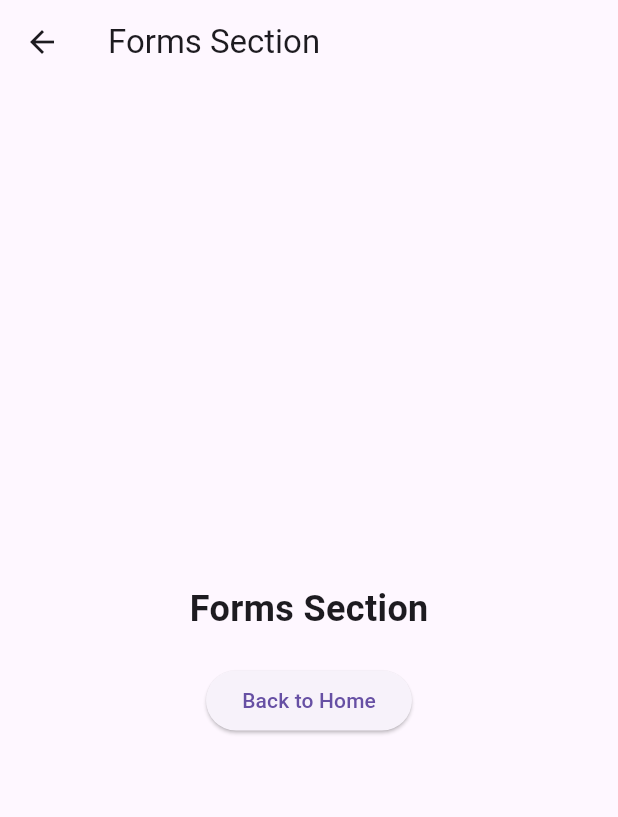
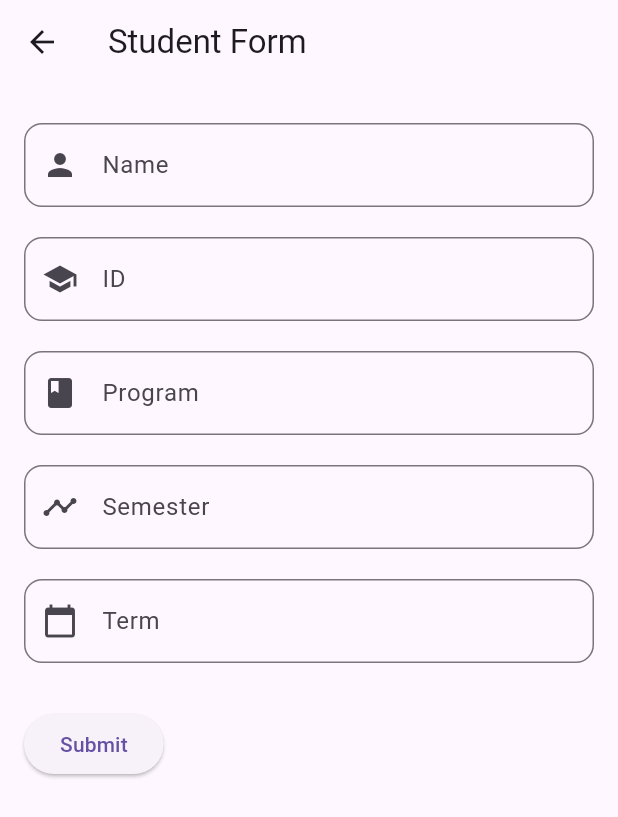
Before and after one commit to Jess4lxy/Jessie_Cookbook, a Flutter app: the screen it shows after launch, after a tap on "Forms", on a phone screen of 412 x 824 dp. Shown: the top 817 px of the screen. Run offline on Flutter 3.47's test engine with Material 3 defaults, Android fonts, the phone set to English and light mode, and no system bars; our stand-ins replace transparent_image; network calls fail.

Commit message:
forms completado + animaciones del gato pendejo

```diff
--- a/src/lib/main.dart
+++ b/src/lib/main.dart
@@ -19,8 +19,9 @@ class MyApp extends StatelessWidget {
         '/design': (context) => const DesignScreen(),
         '/images': (context) => const ImagesScreen(),
         '/list': (context) => const ListScreen(),
-        '/forms': (context) => const PlaceholderScreen('Forms Section'),
-        '/navigation': (context) => const PlaceholderScreen('Navigation Section'),
+        '/forms': (context) => const FormsScreen(),
+        '/navigation': (context) =>
+            const PlaceholderScreen('Navigation Section'),
       },
     );
   }
@@ -268,6 +269,19 @@ class ImagesScreen extends StatefulWidget {
 }
 
 class _ImagesScreenState extends State<ImagesScreen> {
+  late String image; // Declaramos la imagen como `late`.
+
+  @override
+  void initState() {
+    super.initState();
+    _resetImage();
+  }
+
+  void _resetImage() {
+    // Inicializamos la URL de la imagen.
+    image = 'https://i.kym-cdn.com/entries/icons/mobile/000/043/403/cover3.jpg';
+  }
+
   @override
   Widget build(BuildContext context) {
     return Scaffold(
@@ -278,9 +292,9 @@ class _ImagesScreenState extends State<ImagesScreen> {
             return IconButton(
               icon: const Icon(Icons.arrow_back, color: Colors.black),
               onPressed: () {
-                Navigator.pop(context); // Cierra el Drawer
-                Navigator.popUntil(
-                    context, ModalRoute.withName('/')); // Cierra el Drawer
+                // Reinicia el estado y regresa al home.
+                _resetImage();
+                Navigator.pop(context);
               },
               tooltip: 'Back to home',
             );
@@ -297,8 +311,8 @@ class _ImagesScreenState extends State<ImagesScreen> {
             ),
             FadeInImage.memoryNetwork(
               placeholder: kTransparentImage,
-                image:
-                    'https://i.kym-cdn.com/entries/icons/mobile/000/043/403/cover3.jpg'),
+              image: image,
+            ),
           ],
         ),
       ),
@@ -431,9 +445,7 @@ class _ListScreenState extends State<ListScreen> {
         title: Text(items.first),
       ),
       itemBuilder: (context, index) {
-        return ListTile(
-          title: Text(items[index])
-        );
+        return ListTile(title: Text(items[index]));
       },
     );
   }
@@ -470,7 +482,6 @@ Widget _buildItemWidget(String text) {
       ),
     );
   }
-
 
   @override
   Widget build(BuildContext context) {
@@ -645,3 +656,146 @@ Widget _buildItemWidget(String text) {
     );
   }
 }
+
+class FormsScreen extends StatefulWidget {
+  const FormsScreen({super.key});
+
+  @override
+  State<FormsScreen> createState() => _FormsScreenState();
+}
+
+class _FormsScreenState extends State<FormsScreen> {
+  final _formKey = GlobalKey<FormState>();
+
+  final TextEditingController _nameController = TextEditingController();
+  final TextEditingController _matriculaController = TextEditingController();
+  final TextEditingController _carreraController = TextEditingController();
+  final TextEditingController _cuatrimestreController = TextEditingController();
+  final TextEditingController _periodoController = TextEditingController();
+
+  String _submittedData = '';
+
+  @override
+  void dispose() {
+    _nameController.dispose();
+    _matriculaController.dispose();
+    _carreraController.dispose();
+    _cuatrimestreController.dispose();
+    _periodoController.dispose();
+    super.dispose();
+  }
+
+  void _handleSubmit() {
+    if (_formKey.currentState!.validate()) {
+      setState(() {
+        _submittedData = '''
+Nombre: ${_nameController.text}
+Matrícula: ${_matriculaController.text}
+Carrera: ${_carreraController.text}
+Cuatrimestre: ${_cuatrimestreController.text}
+Periodo: ${_periodoController.text}
+        ''';
+      });
+      ScaffoldMessenger.of(context).showSnackBar(
+        const SnackBar(content: Text('Datos enviados correctamente')),
+      );
+    }
+  }
+
+  Widget _buildTextField({
+    required String label,
+    required TextEditingController controller,
+    required String? Function(String?) validator,
+    IconData? icon,
+  }) {
+    return Padding(
+      padding: const EdgeInsets.symmetric(vertical: 10.0),
+      child: TextFormField(
+        controller: controller,
+        decoration: InputDecoration(
+          labelText: label,
+          border: OutlineInputBorder(borderRadius: BorderRadius.circular(12.0)),
+          prefixIcon: icon != null ? Icon(icon) : null,
+        ),
+        validator: validator,
+      ),
+    );
+  }
+
+  @override
+  Widget build(BuildContext context) {
+    return Scaffold(
+      appBar: AppBar(title: const Text('Student Form')),
+      body: Padding(
+        padding: const EdgeInsets.all(16.0),
+        child: Form(
+          key: _formKey,
+          child: SingleChildScrollView(
+            child: Column(
+              crossAxisAlignment: CrossAxisAlignment.start,
+              children: [
+                _buildTextField(
+                  label: 'Name',
+                  controller: _nameController,
+                  validator: (value) =>
+                      value == null || value.isEmpty ? 'Enter your name' : null,
+                  icon: Icons.person,
+                ),
+                _buildTextField(
+                  label: 'ID',
+                  controller: _matriculaController,
+                  validator: (value) => value == null || value.isEmpty
+                      ? 'Enter your identification'
+                      : null,
+                  icon: Icons.school,
+                ),
+                _buildTextField(
+                  label: 'Program',
+                  controller: _carreraController,
+                  validator: (value) => value == null || value.isEmpty
+                      ? 'Enter your program'
+                      : null,
+                  icon: Icons.book,
+                ),
+                _buildTextField(
+                  label: 'Semester',
+                  controller: _cuatrimestreController,
+                  validator: (value) {
+                    if (value == null || value.isEmpty) {
+                      return 'Enter your current semester';
+                    }
+                    if (int.tryParse(value) == null) {
+                      return 'Only numbers are accepted';
+                    }
+                    return null;
+                  },
+                  icon: Icons.timeline,
+                ),
+                _buildTextField(
+                  label: 'Term',
+                  controller: _periodoController,
+                  validator: (value) => value == null || value.isEmpty
+                      ? 'Enter your current term'
+                      : null,
+                  icon: Icons.calendar_today,
+                ),
+                const SizedBox(height: 20),
+                ElevatedButton(
+                  onPressed: _handleSubmit,
+                  child: const Text('Submit'),
+                ),
+                const SizedBox(height: 20),
+                if (_submittedData.isNotEmpty)
+                  Text(
+                    'Data submitted:\n$_submittedData',
+                    style: const TextStyle(
+                        fontSize: 16, fontWeight: FontWeight.bold),
+                  ),
+              ],
+            ),
+          ),
+        ),
+      ),
+    );
+  }
+}
```
Lines whose indentation alone changed are shown as unchanged.
